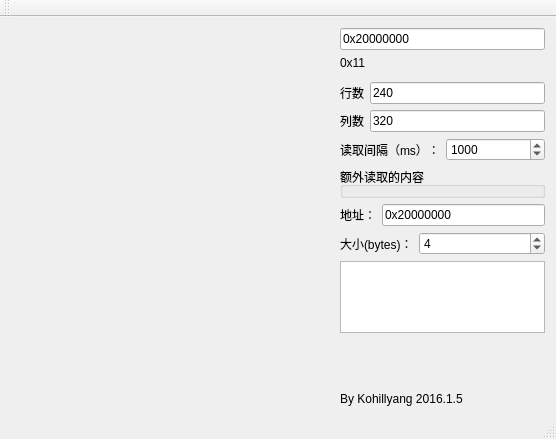
The window that mainwindow.ui (kohillyang/smart-car-camera-read-by-jlink-and-qt) describes before a commit, drawn with Qt 5.
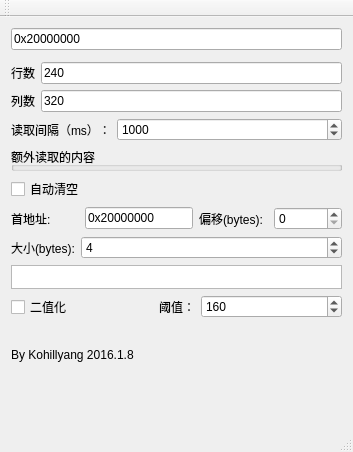
The same window after the commit.

Commit message: 应广大人民群众的要求，更新如下： 1. 增加图像缩放，对高分屏更友好 2. 增加图像二值化，可自定义阈值 3. 调大数据读取的最大大小，增加自动清空选项 4. 修复部分bug

```diff
--- a/mainwindow.ui
+++ b/mainwindow.ui
@@ -6,66 +6,44 @@
    <rect>
     <x>0</x>
     <y>0</y>
-    <width>556</width>
-    <height>439</height>
+    <width>353</width>
+    <height>452</height>
    </rect>
   </property>
   <property name="windowTitle">
    <string>MainWindow</string>
   </property>
   <widget class="QWidget" name="centralWidget">
+   <property name="sizePolicy">
+    <sizepolicy hsizetype="Fixed" vsizetype="Fixed">
+     <horstretch>0</horstretch>
+     <verstretch>0</verstretch>
+    </sizepolicy>
+   </property>
+   <property name="maximumSize">
+    <size>
+     <width>353</width>
+     <height>395</height>
+    </size>
+   </property>
    <layout class="QVBoxLayout" name="verticalLayout">
     <item>
      <layout class="QHBoxLayout" name="horizontalLayout">
-      <item>
-       <layout class="QGridLayout" name="gridLayout">
-        <item row="0" column="0">
-         <spacer name="horizontalSpacer_2">
-          <property name="orientation">
-           <enum>Qt::Horizontal</enum>
-          </property>
-          <property name="sizeHint" stdset="0">
-           <size>
-            <width>40</width>
-            <height>20</height>
-           </size>
-          </property>
-         </spacer>
-        </item>
-        <item row="0" column="1">
-         <spacer name="horizontalSpacer">
-          <property name="orientation">
-           <enum>Qt::Horizontal</enum>
-          </property>
-          <property name="sizeType">
-           <enum>QSizePolicy::Preferred</enum>
-          </property>
-          <property name="sizeHint" stdset="0">
-           <size>
-            <width>340</width>
-            <height>340</height>
-           </size>
-          </property>
-         </spacer>
-        </item>
-       </layout>
-      </item>
       <item>
        <layout class="QVBoxLayout" name="verticalLayout_2">
         <item>
          <widget class="QLineEdit" name="lineEdit">
+          <property name="sizePolicy">
+           <sizepolicy hsizetype="Minimum" vsizetype="Fixed">
+            <horstretch>0</horstretch>
+            <verstretch>0</verstretch>
+           </sizepolicy>
+          </property>
           <property name="text">
            <string>0x20000000</string>
           </property>
          </widget>
         </item>
-        <item>
-         <widget class="QLabel" name="label_hex">
-          <property name="text">
-           <string>0x11</string>
-          </property>
-         </widget>
-        </item>
         <item>
          <widget class="Line" name="line">
           <property name="orientation">
@@ -143,17 +121,36 @@
           </property>
          </widget>
         </item>
+        <item>
+         <widget class="QCheckBox" name="checkBox_autoClear">
+          <property name="text">
+           <string>自动清空</string>
+          </property>
+         </widget>
+        </item>
         <item>
          <layout class="QHBoxLayout" name="horizontalLayout_4">
           <item>
            <widget class="QLabel" name="label_3">
             <property name="text">
-             <string>地址：</string>
+             <string>首地址:</string>
             </property>
            </widget>
           </item>
           <item>
            <widget class="QLineEdit" name="lineEdit_EX_Addr">
+            <property name="sizePolicy">
+             <sizepolicy hsizetype="Fixed" vsizetype="Fixed">
+              <horstretch>0</horstretch>
+              <verstretch>0</verstretch>
+             </sizepolicy>
+            </property>
+            <property name="minimumSize">
+             <size>
+              <width>0</width>
+              <height>0</height>
+             </size>
+            </property>
             <property name="text">
              <string>0x20000000</string>
             </property>
@@ -162,14 +159,31 @@
             </property>
            </widget>
           </item>
+          <item>
+           <widget class="QLabel" name="label_7">
+            <property name="text">
+             <string>偏移(bytes):</string>
+            </property>
+           </widget>
+          </item>
+          <item>
+           <widget class="QSpinBox" name="spinBox_Ex_offset">
+            <property name="maximum">
+             <number>100000</number>
+            </property>
+           </widget>
+          </item>
          </layout>
         </item>
+        <item>
+         <layout class="QHBoxLayout" name="horizontalLayout_8"/>
+        </item>
         <item>
          <layout class="QHBoxLayout" name="horizontalLayout_5">
           <item>
            <widget class="QLabel" name="label_4">
             <property name="text">
-             <string>大小(bytes)：</string>
+             <string>大小(bytes):</string>
             </property>
            </widget>
           </item>
@@ -181,6 +195,9 @@
               <verstretch>0</verstretch>
              </sizepolicy>
             </property>
+            <property name="maximum">
+             <number>10000</number>
+            </property>
             <property name="value">
              <number>4</number>
             </property>
@@ -191,11 +208,48 @@
         <item>
          <widget class="QTextEdit" name="textEdit_Ex"/>
         </item>
+        <item>
+         <layout class="QHBoxLayout" name="horizontalLayout_7">
+          <item>
+           <widget class="QCheckBox" name="checkBox_binaryzation">
+            <property name="text">
+             <string>二值化</string>
+            </property>
+           </widget>
+          </item>
+          <item>
+           <widget class="QLabel" name="label_8">
+            <property name="sizePolicy">
+             <sizepolicy hsizetype="Fixed" vsizetype="Minimum">
+              <horstretch>0</horstretch>
+              <verstretch>0</verstretch>
+             </sizepolicy>
+            </property>
+            <property name="text">
+             <string>阈值：</string>
+            </property>
+           </widget>
+          </item>
+          <item>
+           <widget class="QSpinBox" name="spinBox_threshold">
+            <property name="maximum">
+             <number>255</number>
+            </property>
+            <property name="value">
+             <number>160</number>
+            </property>
+           </widget>
+          </item>
+         </layout>
+        </item>
         <item>
          <spacer name="verticalSpacer">
           <property name="orientation">
            <enum>Qt::Vertical</enum>
           </property>
+          <property name="sizeType">
+           <enum>QSizePolicy::Minimum</enum>
+          </property>
           <property name="sizeHint" stdset="0">
            <size>
             <width>20</width>
@@ -207,7 +261,7 @@
         <item>
          <widget class="QLabel" name="label_6">
           <property name="text">
-           <string>By Kohillyang 2016.1.5 </string>
+           <string>By Kohillyang 2016.1.8 </string>
           </property>
          </widget>
         </item>
@@ -216,13 +270,16 @@
      </layout>
     </item>
     <item>
-     <layout class="QGridLayout" name="gridLayout_2"/>
+     <layout class="QGridLayout" name="gridLayout"/>
     </item>
     <item>
      <spacer name="verticalSpacer_2">
       <property name="orientation">
        <enum>Qt::Vertical</enum>
       </property>
+      <property name="sizeType">
+       <enum>QSizePolicy::Minimum</enum>
+      </property>
       <property name="sizeHint" stdset="0">
        <size>
         <width>20</width>
@@ -238,7 +295,7 @@
     <rect>
      <x>0</x>
      <y>0</y>
-     <width>556</width>
+     <width>353</width>
      <height>23</height>
     </rect>
    </property>
```
The commit also changes 5 other files.
